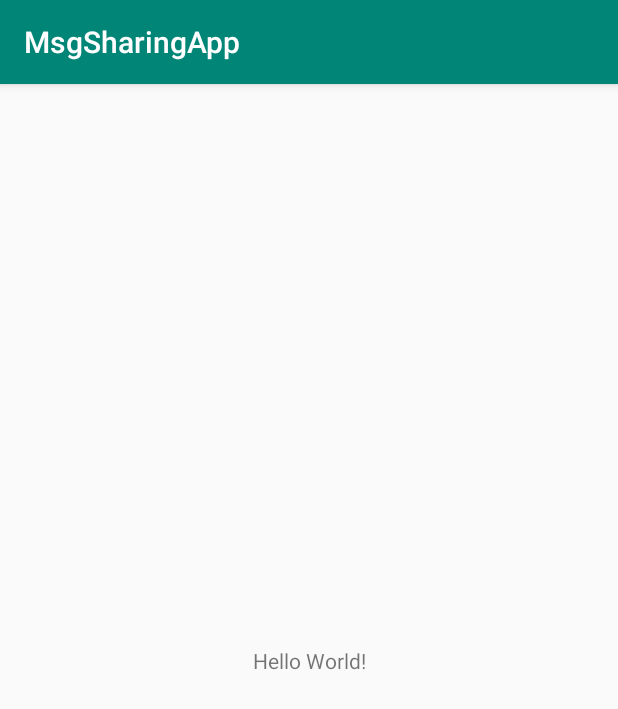
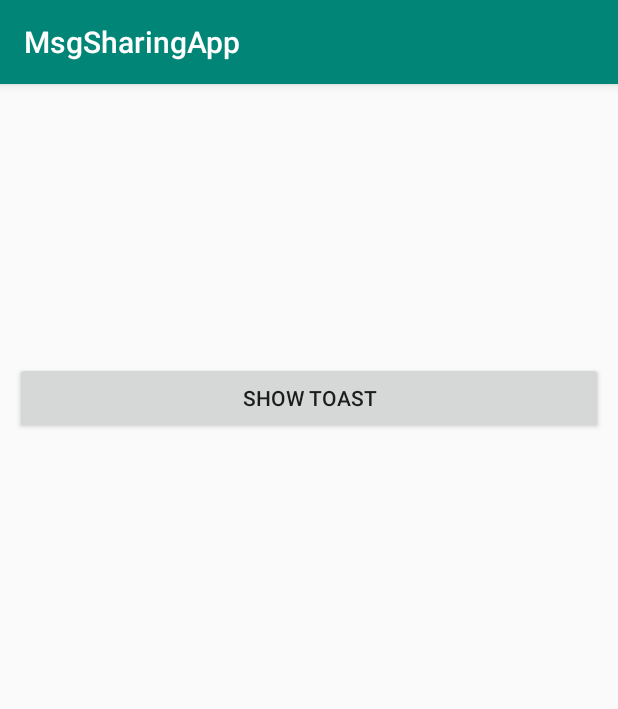
Before and after one commit to spincycle01/1st-Native-Android-App, an Android app: the screen it shows after launch (MainActivity), on a phone screen of 412 x 824 dp. Shown: the top 709 px of the screen. Run offline under Robolectric (Android 15) with nearby library versions, the phone set to English and light mode, and no system bars.

Commit message:
added one button, with Toast and log.i

```diff
--- a/app/src/main/java/com/example/adamhome/msgsharingapp/MainActivity.kt
+++ b/app/src/main/java/com/example/adamhome/msgsharingapp/MainActivity.kt
@@ -2,11 +2,28 @@ package com.example.adamhome.msgsharingapp
 
 import android.support.v7.app.AppCompatActivity
 import android.os.Bundle
+import android.util.Log
+import android.widget.Toast
+import kotlinx.android.synthetic.main.activity_main.*
 
 class MainActivity : AppCompatActivity() {
 
     override fun onCreate(savedInstanceState: Bundle?) {
         super.onCreate(savedInstanceState)
         setContentView(R.layout.activity_main)
+
+        //code for button response
+        btnShowToast.setOnClickListener {
+
+            //check if working, display message to logcat
+            Log.i("MainActivity", "Button was clicked !")
+
+
+            //display message to user on activity. Use toast statement
+            //must pass the Activity it will appear in as the first parameter (this), the msg is the 2nd parameter
+            //3rd parameter is the duration of the msg
+            //.show() method is used for displaying
+            Toast.makeText(this, "Button was clicked !", Toast.LENGTH_SHORT).show()
+        }
     }
 }
--- a/app/src/main/res/layout/activity_main.xml
+++ b/app/src/main/res/layout/activity_main.xml
@@ -7,13 +7,16 @@
         android:layout_height="match_parent"
         tools:context=".MainActivity">
 
-    <TextView
-            android:layout_width="wrap_content"
+
+    <Button
+            android:id="@+id/btnShowToast"
+            android:text="Show Toast"
+            android:layout_width="match_parent"
+            android:padding="10dp"
+            android:layout_margin="10dp"
             android:layout_height="wrap_content"
-            android:text="Hello World!"
-            app:layout_constraintBottom_toBottomOf="parent"
-            app:layout_constraintLeft_toLeftOf="parent"
-            app:layout_constraintRight_toRightOf="parent"
-            app:layout_constraintTop_toTopOf="parent"/>
-
+            app:layout_constraintStart_toStartOf="parent"
+            app:layout_constraintHorizontal_bias="0.5" app:layout_constraintEnd_toEndOf="parent"
+            app:layout_constraintTop_toTopOf="parent" app:layout_constraintBottom_toBottomOf="parent"
+            app:layout_constraintVertical_bias="0.25"/>
 </android.support.constraint.ConstraintLayout>
```
